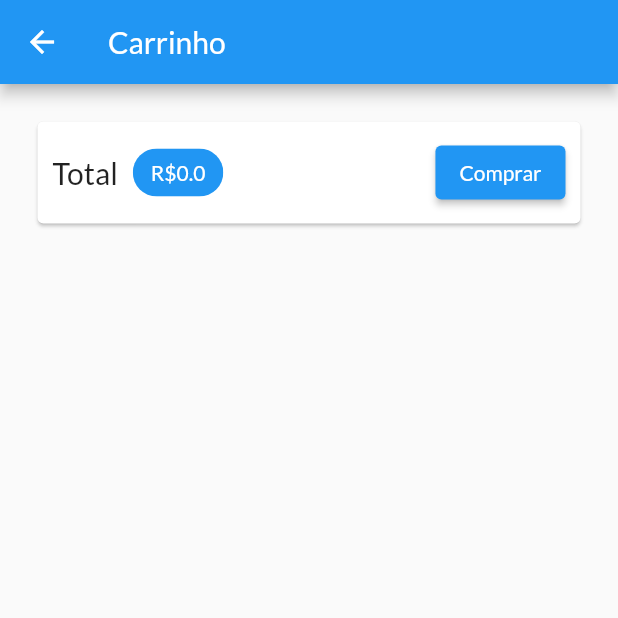
After one commit to phabioas/shop, a Flutter app: the CartScreen screen opened by its route, on a phone screen of 412 x 824 dp, the top half of it. The commit adds this screen. Run offline on Flutter 3.47's test engine with Material 2 defaults, Android fonts, the phone set to English and light mode, and no system bars; network calls fail.

Commit message:
carrinho

```diff
--- a/lib/main.dart
+++ b/lib/main.dart
@@ -1,6 +1,7 @@
 import 'package:flutter/material.dart';
 import 'package:provider/provider.dart';
 import 'package:shop/providers/cart_provider.dart';
+import 'package:shop/views/cart_screen.dart';
 import 'providers/products_provider.dart';
 import 'package:shop/utils/app_routes.dart';
 import 'package:shop/views/product_detail_screen.dart';
@@ -21,7 +22,7 @@ class MyApp extends StatelessWidget {
         ),
       ],
       child: MaterialApp(
-        debugShowCheckedModeBanner: false,
+        // debugShowCheckedModeBanner: false,
         title: 'Minha Loja',
         theme: ThemeData(
           primarySwatch: Colors.blue,
@@ -31,6 +32,7 @@ class MyApp extends StatelessWidget {
         home: ProductOverViewScreen(),
         routes: {
           AppRoute.PRODUCT_DETAIL: (ctx) => ProductDetailScreen(),
+          AppRoute.CART: (ctx) => CartScreen(),
         },
       ),
     );
--- a/lib/models/cart.dart
+++ b/lib/models/cart.dart
@@ -1,11 +1,13 @@
 class CartItem {
   final String id;
+  final String productId;
   final String title;
   final int quantity;
   final double price;
 
   CartItem({
     required this.id,
+    required this.productId,
     required this.title,
     required this.quantity,
     required this.price,
--- a/lib/providers/cart_provider.dart
+++ b/lib/providers/cart_provider.dart
@@ -7,12 +7,21 @@ import 'package:shop/models/product.dart';
 class CartProvider with ChangeNotifier {
   late Map<String, CartItem> _items = {};
 
-  Map<String, CartItem> get item {
+  Map<String, CartItem> get items {
     return {..._items};
   }
 
   int get intCount {
     return _items.length;
+  }
+
+  double get totalAmount {
+    double total = 0.0;
+    _items.forEach((key, cartItem) {
+      total += cartItem.price * cartItem.quantity;
+    });
+
+    return total;
   }
 
   void addItens(Product product) {
@@ -21,6 +30,7 @@ class CartProvider with ChangeNotifier {
         product.id,
         (value) => CartItem(
           id: value.id,
+          productId: value.productId,
           title: value.title,
           quantity: value.quantity + 1,
           price: value.price,
@@ -31,6 +41,7 @@ class CartProvider with ChangeNotifier {
         product.id,
         () => CartItem(
           id: Random().nextDouble().toString(),
+          productId: product.id,
           title: product.title,
           quantity: 1,
           price: product.price,
@@ -40,4 +51,9 @@ class CartProvider with ChangeNotifier {
 
     notifyListeners();
   }
+
+  void removeItem(String productId) {
+    _items.remove(productId);
+    notifyListeners();
+  }
 }
--- a/lib/utils/app_routes.dart
+++ b/lib/utils/app_routes.dart
@@ -1,3 +1,4 @@
 class AppRoute {
   static final PRODUCT_DETAIL = '/product-detail';
+  static final CART = '/cart-detail';
 }
--- /dev/null
+++ b/lib/views/cart_screen.dart
@@ -0,0 +1,71 @@
+import 'package:flutter/material.dart';
+import 'package:provider/provider.dart';
+import 'package:shop/models/product.dart';
+import 'package:shop/providers/cart_provider.dart';
+import 'package:shop/widgets/cart_item_widget.dart';
+
+class CartScreen extends StatelessWidget {
+  @override
+  Widget build(BuildContext context) {
+    final CartProvider cart = Provider.of(context);
+
+    final cartItems = cart.items.values.toList();
+
+    return Scaffold(
+      appBar: AppBar(
+        title: Text('Carrinho'),
+      ),
+      body: Column(
+        children: [
+          Card(
+            margin: EdgeInsets.all(25),
+            child: Padding(
+              padding: EdgeInsets.all(10),
+              child: Row(
+                mainAxisAlignment: MainAxisAlignment.spaceBetween,
+                children: [
+                  Text(
+                    'Total',
+                    style: TextStyle(fontSize: 20),
+                  ),
+                  SizedBox(
+                    width: 10,
+                  ),
+                  Chip(
+                    label: Text('R\$${cart.totalAmount}',
+                        style: TextStyle(
+                          color: Theme.of(context)
+                              .primaryTextTheme
+                              .headline6!
+                              .color,
+                        )),
+                    backgroundColor: Theme.of(context).primaryColor,
+                  ),
+                  Spacer(),
+                  ElevatedButton(
+                    onPressed: () {},
+                    child: Text(
+                      'Comprar',
+                    ),
+                    // style: ButtonStyle(backgroundColor: MaterialStateProperty.all(value)),
+                  ),
+                ],
+              ),
+            ),
+          ),
+          SizedBox(
+            height: 10,
+          ),
+          Expanded(
+            child: ListView.builder(
+              itemCount: cart.intCount,
+              itemBuilder: (ctx, i) => CartItemWidget(
+                cartItem: cartItems[i],
+              ),
+            ),
+          ),
+        ],
+      ),
+    );
+  }
+}
--- a/lib/views/products_overview_screen.dart
+++ b/lib/views/products_overview_screen.dart
@@ -1,6 +1,7 @@
 import 'package:flutter/material.dart';
 import 'package:provider/provider.dart';
 import 'package:shop/providers/cart_provider.dart';
+import 'package:shop/utils/app_routes.dart';
 import 'package:shop/widgets/badge.dart';
 import 'package:shop/widgets/product_grid.dart';
 
@@ -18,6 +19,7 @@ class _ProductOverViewScreenState extends State<ProductOverViewScreen> {
       appBar: AppBar(
         title: Text('Minha Loja'),
         actions: [
+
           PopupMenuButton(
             icon: Icon(Icons.menu),
             onSelected: (int selectValue) {
@@ -44,7 +46,9 @@ class _ProductOverViewScreenState extends State<ProductOverViewScreen> {
           Consumer<CartProvider>(
             child: IconButton(
               icon: Icon(Icons.shopping_cart),
-              onPressed: () {},
+              onPressed: () {
+                Navigator.of(context).pushNamed((AppRoute.CART));
+              },
             ),
             builder: (_, cart, child) => Badge(
               value: cart.intCount.toString(),
```
Also changed, not shown: lib/widgets/cart_item_widget.dart (added, +41 -0 lines).
